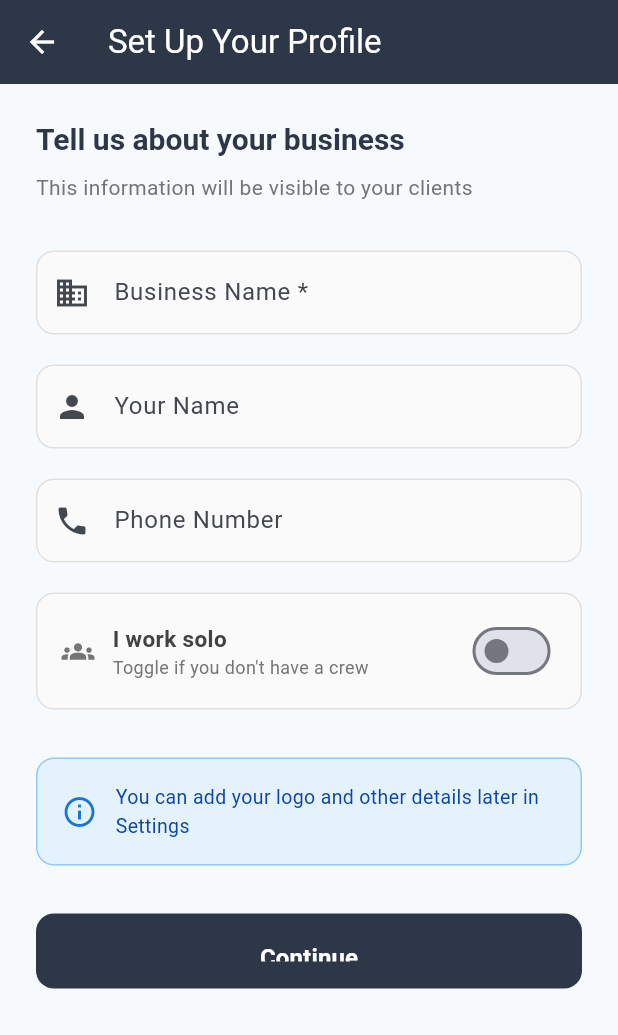
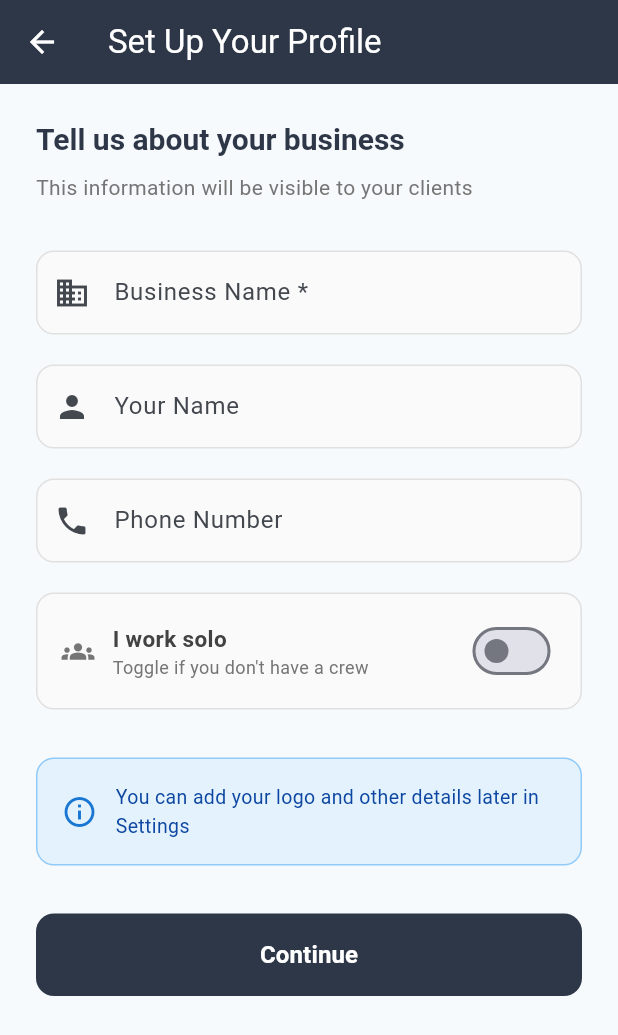
Before and after one commit to cmadd123/ProjectPulse, a Flutter app: the ContractorProfileSetupScreen screen opened directly, on a phone screen of 412 x 824 dp. Shown: the top 1035 px of the screen. Run offline on Flutter 3.47's test engine with Material 3 defaults, Android fonts, the phone set to English and light mode, and no system bars; our stand-ins replace app_links, cached_network_image, cloud_firestore, connectivity_plus, csv, file_picker and 11 more; missing offline and left inert: emojis, flutter_inappwebview, google_mlkit_text_recognition; accounts and stored records are empty.

Commit message:
Fix Continue button cutoff on profile setup screen
Replaced fixed height: 50 with padding: vertical 16.
Added 32px bottom spacing after button for gesture bar clearance.

Co-Authored-By: Claude Opus 4.6 (1M context) <noreply@anthropic.com>

```diff
--- a/lib/screens/contractor/contractor_profile_setup_screen.dart
+++ b/lib/screens/contractor/contractor_profile_setup_screen.dart
@@ -203,12 +203,12 @@ class _ContractorProfileSetupScreenState
               // Continue button
               SizedBox(
                 width: double.infinity,
-                height: 50,
                 child: ElevatedButton(
                   onPressed: _continue,
                   style: ElevatedButton.styleFrom(
                     backgroundColor: Theme.of(context).colorScheme.primary,
                     foregroundColor: Colors.white,
+                    padding: const EdgeInsets.symmetric(vertical: 16),
                     shape: RoundedRectangleBorder(
                       borderRadius: BorderRadius.circular(12),
                     ),
@@ -222,6 +222,7 @@ class _ContractorProfileSetupScreenState
                   ),
                 ),
               ),
+              const SizedBox(height: 32),
             ],
           ),
         ),
```
